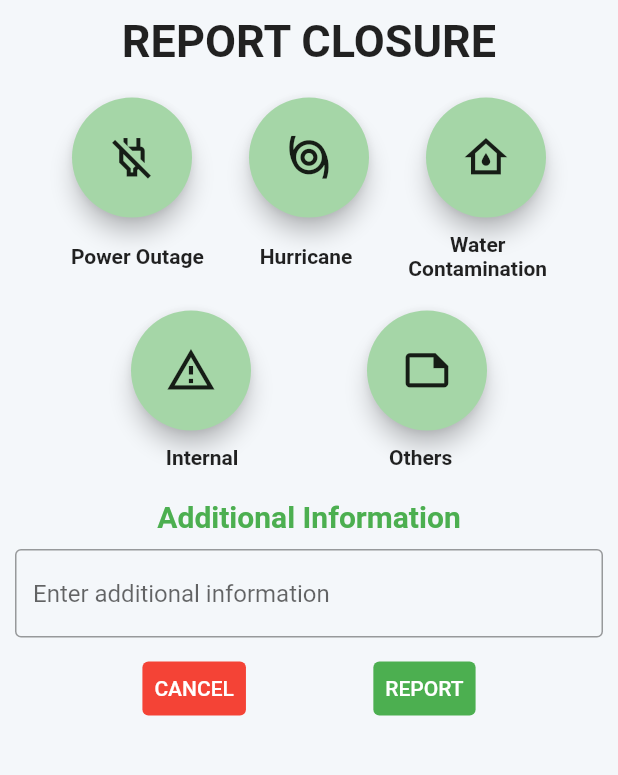
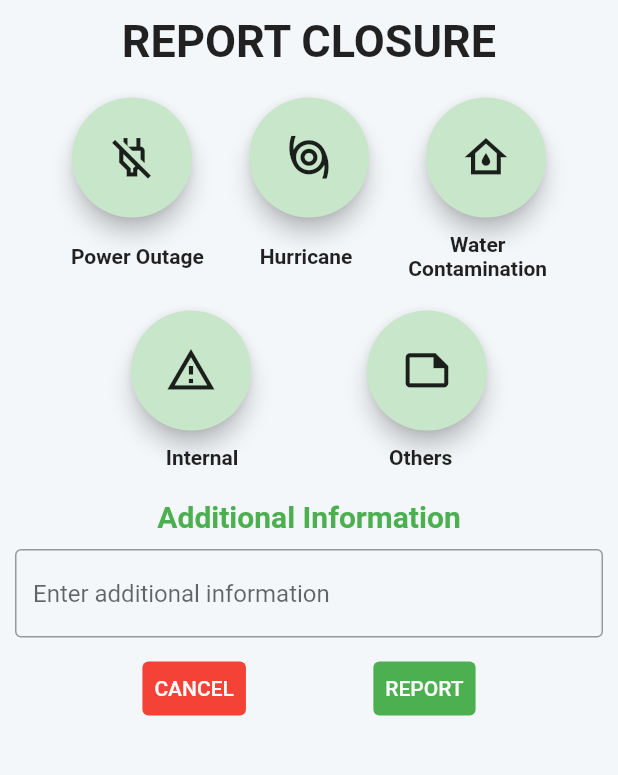
Before and after one commit to yurijhang0/DialysisNow, a Flutter app: the ReportScreen screen opened directly, on a phone screen of 412 x 824 dp, the part 84-859 px from its top. Run offline on Flutter 3.47's test engine with Material 2 defaults, Android fonts, the light colour scheme and no system bars; our stand-ins replace google_maps_flutter, url_launcher_web; missing offline and left inert: geolocator_web; network calls fail.

Commit message:
Fix Center Status

```diff
--- a/lib/src/screens/InfoScreen.dart
+++ b/lib/src/screens/InfoScreen.dart
@@ -266,6 +266,7 @@ class _InfoScreenState extends State<InfoScreen> {
   }
 
   Widget medicalInfo() {
+    bool currClosureBool = widget.closureBool ?? false;
     return Container(
         padding: new EdgeInsets.all(20.0),
         color: bgColor,
@@ -288,7 +289,7 @@ class _InfoScreenState extends State<InfoScreen> {
               ),
               Text("Center Status:",
                   style: TextStyle(fontWeight: FontWeight.bold, fontSize: 15)),
-              //(snapshot2.data.status && widget.closureBool ? Text("OPEN", style: TextStyle(fontSize: 15)) : Text("CLOSED", style: TextStyle(fontSize: 15))),
+              (snapshot2.data.status && !currClosureBool ? Text("OPEN", style: TextStyle(fontSize: 15)) : Text("CLOSED", style: TextStyle(fontSize: 15))),
               SizedBox(
                   height: 15
               ),
--- a/lib/src/screens/ReportScreen.dart
+++ b/lib/src/screens/ReportScreen.dart
@@ -80,7 +80,7 @@ class _ReportScreenState extends State<ReportScreen> {
                   child: FittedBox(
                     child: FloatingActionButton(
                       shape: CircleBorder(),
-                      backgroundColor: Colors.green[200],
+                      backgroundColor: Colors.green[100],
                       child: Icon(Icons.power_off_outlined, color: Colors.black87),
                       onPressed: (){
                         powerOutageBool = true;
@@ -94,7 +94,7 @@ class _ReportScreenState extends State<ReportScreen> {
                     child: FittedBox(
                       child: FloatingActionButton(
                         shape: CircleBorder(),
-                        backgroundColor: Colors.green[200],
+                        backgroundColor: Colors.green[100],
                         child: Icon(Icons.storm, color: Colors.black87),
                         onPressed: (){
                           hurricaneBool = true;
@@ -108,7 +108,7 @@ class _ReportScreenState extends State<ReportScreen> {
                     child: FittedBox(
                       child: FloatingActionButton(
                         shape: CircleBorder(),
-                        backgroundColor: Colors.green[200],
+                        backgroundColor: Colors.green[100],
                         child: Icon(Icons.water_damage_outlined, color: Colors.black87),
                         onPressed: (){
                           waterContaminationBool = true;
@@ -180,7 +180,7 @@ class _ReportScreenState extends State<ReportScreen> {
                     child: FittedBox(
                       child: FloatingActionButton(
                         shape: CircleBorder(),
-                        backgroundColor: Colors.green[200],
+                        backgroundColor: Colors.green[100],
                         child: Icon(Icons.warning_amber_outlined, color: Colors.black87),
                         onPressed: (){
                           internalBool = true;
@@ -194,7 +194,7 @@ class _ReportScreenState extends State<ReportScreen> {
                     child: FittedBox(
                       child: FloatingActionButton(
                         shape: CircleBorder(),
-                        backgroundColor: Colors.green[200],
+                        backgroundColor: Colors.green[100],
                         child: Icon(Icons.note_outlined, color: Colors.black87),
                         onPressed: (){
                           otherBool = true;
```
